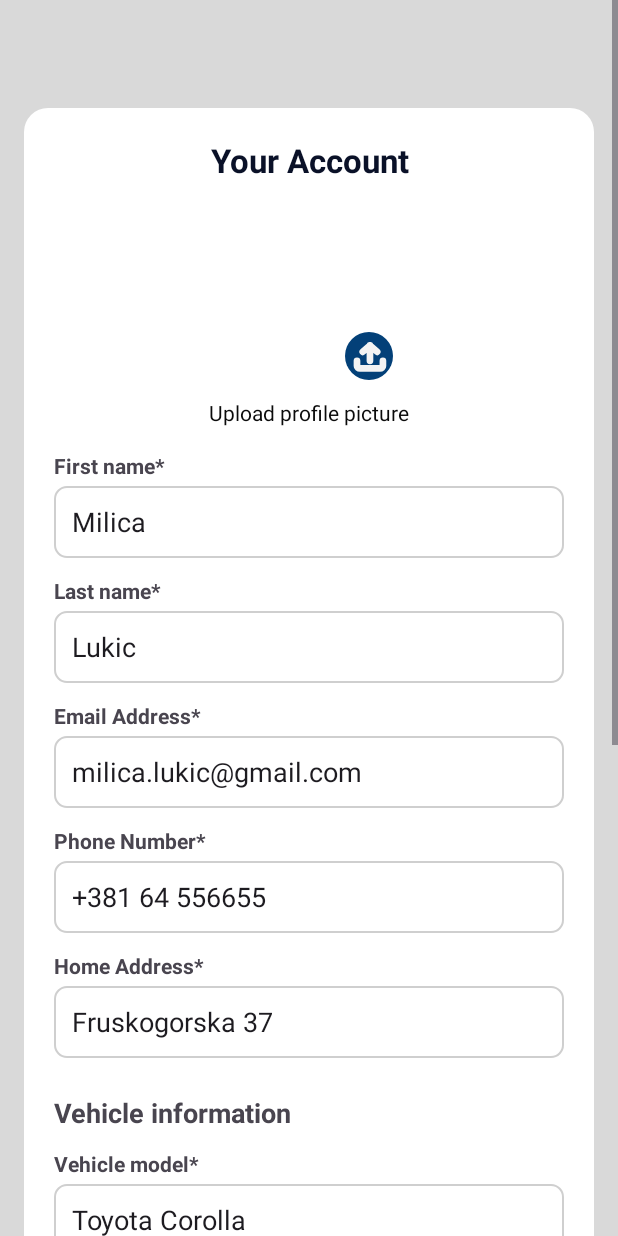
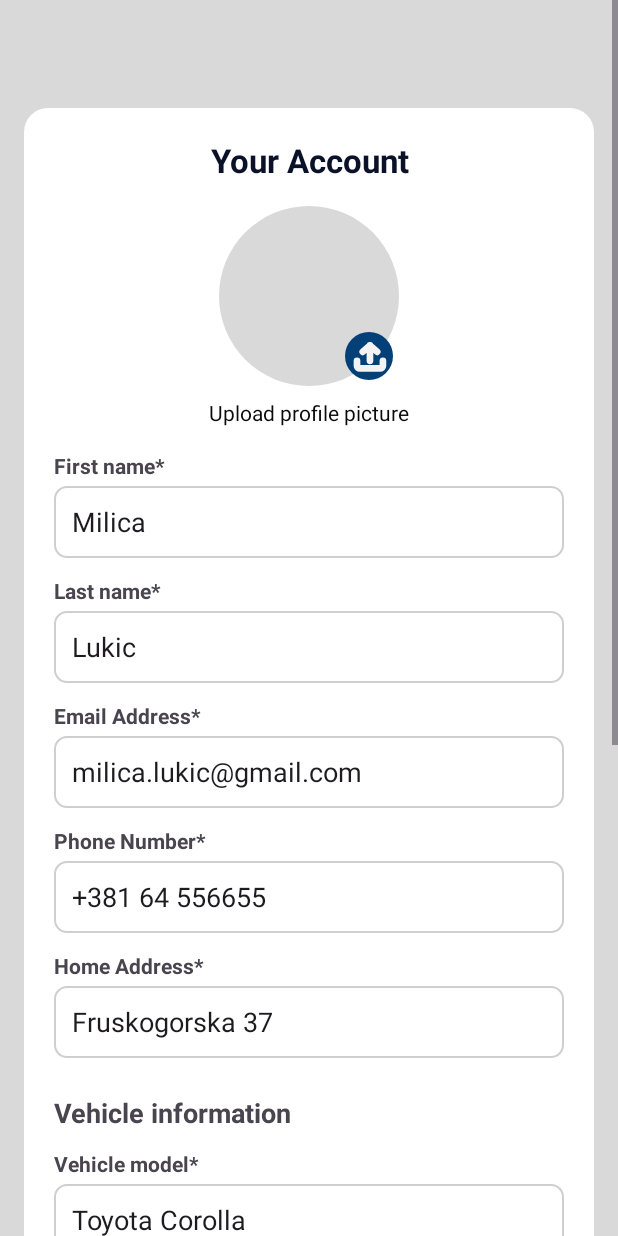
Before and after one commit to kzi-nastava/mrs-team13-Nuvola, an Android app: the ProfileActivity screen opened directly, with no data from a screen before it, on a phone screen of 412 x 824 dp. Run offline under Robolectric (Android 15) with nearby library versions, the phone set to English and light mode, and no system bars.

Commit message:
Add profile placeholder

```diff
--- a/android/app/src/main/res/drawable/ic_profile_placeholder.xml
+++ b/android/app/src/main/res/drawable/ic_profile_placeholder.xml
@@ -1,4 +1,5 @@
 <?xml version="1.0" encoding="utf-8"?>
-<shape xmlns:android="http://schemas.android.com/apk/res/android">
-
+<shape xmlns:android="http://schemas.android.com/apk/res/android"
+    android:shape="oval">
+    <solid android:color="@color/background_gray" />
 </shape>
```
